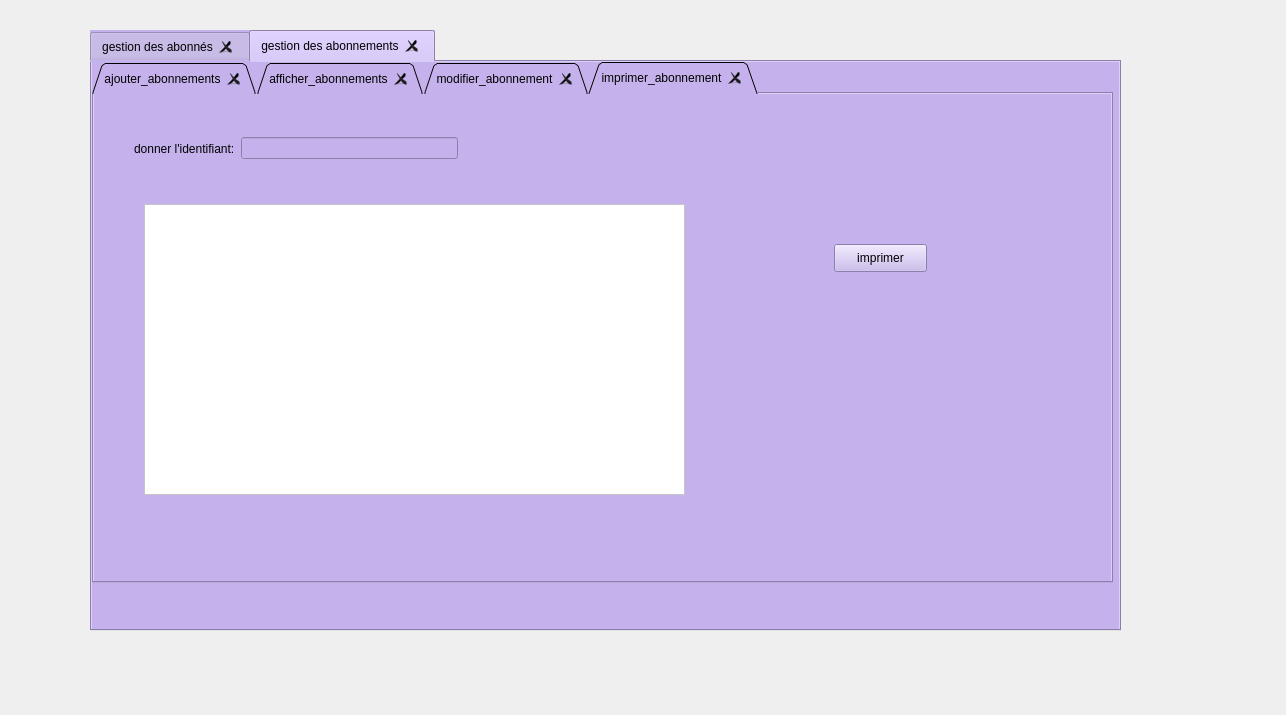
RziguiMohamedAmine/Smart_cinema_2A14, file gestion_clients.ui: the form before one commit.
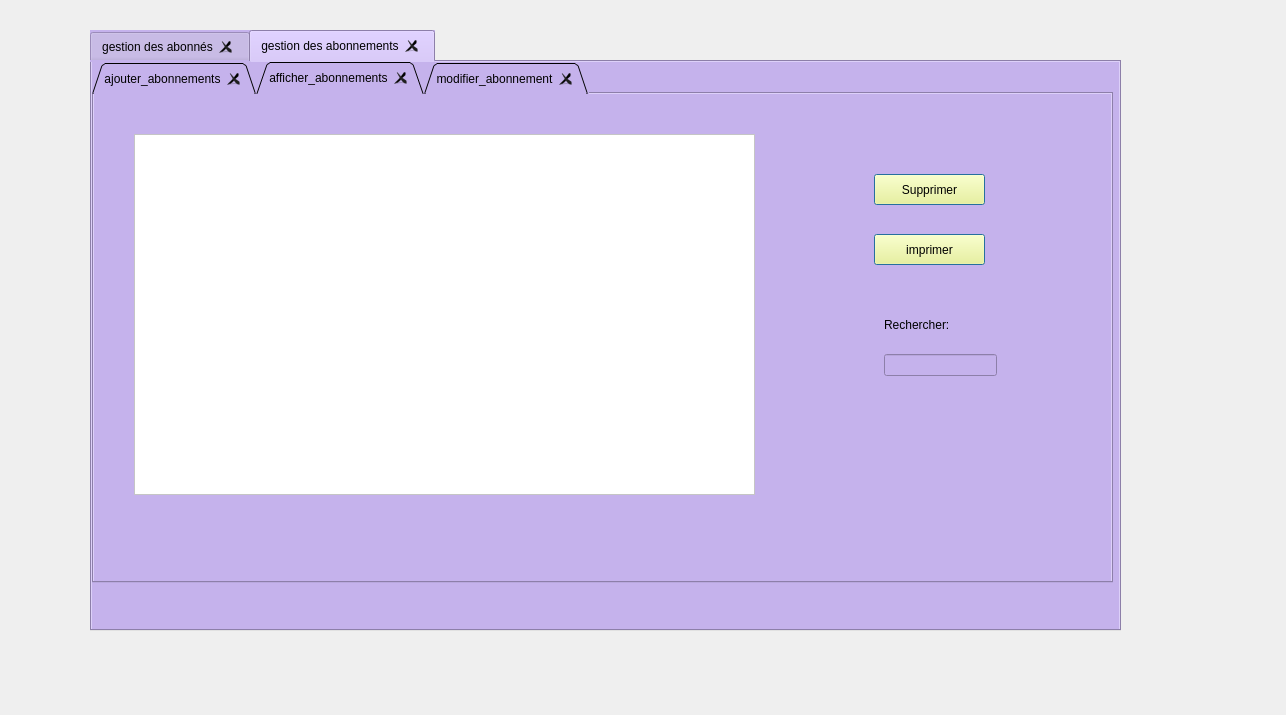
The form after the commit. The open tabs and pages were chosen to show the change. Icons and pictures are not drawn.

What changed in the file:
```diff
--- a/gestion_clients.ui
+++ b/gestion_clients.ui
@@ -851,12 +851,13 @@
         <rect>
          <x>780</x>
          <y>80</y>
-         <width>93</width>
-         <height>28</height>
+         <width>111</width>
+         <height>31</height>
         </rect>
        </property>
        <property name="styleSheet">
-        <string notr="true">font: 75 10pt &quot;MS Shell Dlg 2&quot;;</string>
+        <string notr="true">font: 75 12pt &quot;MS Shell Dlg 2&quot;;
+background-color: rgb(255, 255, 127);</string>
        </property>
        <property name="text">
         <string>Supprimer</string>
@@ -891,6 +892,28 @@
         <string>Rechercher:</string>
        </property>
       </widget>
+      <widget class="QPushButton" name="pushButton_2">
+       <property name="geometry">
+        <rect>
+         <x>780</x>
+         <y>140</y>
+         <width>111</width>
+         <height>31</height>
+        </rect>
+       </property>
+       <property name="styleSheet">
+        <string notr="true">background-color: rgb(255, 255, 127);
+image: url(:/sound/1.mp3);
+font: 75 12pt &quot;MS Shell Dlg 2&quot;;
+</string>
+       </property>
+       <property name="text">
+        <string>imprimer</string>
+       </property>
+       <property name="default">
+        <bool>true</bool>
+       </property>
+      </widget>
      </widget>
      <widget class="QWidget" name="tab_11">
       <attribute name="title">
@@ -1071,59 +1094,6 @@
        </layout>
       </widget>
      </widget>
-     <widget class="QWidget" name="tab_9">
-      <attribute name="title">
-       <string>imprimer_abonnement</string>
-      </attribute>
-      <widget class="QPushButton" name="pushButton_2">
-       <property name="geometry">
-        <rect>
-         <x>740</x>
-         <y>150</y>
-         <width>93</width>
-         <height>28</height>
-        </rect>
-       </property>
-       <property name="text">
-        <string>imprimer</string>
-       </property>
-      </widget>
-      <widget class="QTextEdit" name="textEdit">
-       <property name="geometry">
-        <rect>
-         <x>50</x>
-         <y>110</y>
-         <width>541</width>
-         <height>291</height>
-        </rect>
-       </property>
-       <property name="styleSheet">
-        <string notr="true">background-color: rgb(255, 255, 255);</string>
-       </property>
-      </widget>
-      <widget class="QWidget" name="layoutWidget">
-       <property name="geometry">
-        <rect>
-         <x>40</x>
-         <y>40</y>
-         <width>324</width>
-         <height>29</height>
-        </rect>
-       </property>
-       <layout class="QHBoxLayout" name="horizontalLayout_11">
-        <item>
-         <widget class="QLabel" name="label">
-          <property name="text">
-           <string>donner l'identifiant:</string>
-          </property>
-         </widget>
-        </item>
-        <item>
-         <widget class="QLineEdit" name="lineEdit_2"/>
-        </item>
-       </layout>
-      </widget>
-     </widget>
     </widget>
    </widget>
   </widget>
```
Left out of the diff: 29 changed lines with no effect on the pictures.
